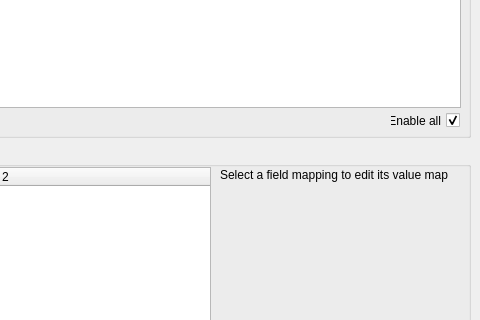
First picture: the form in widgets/import_data/import_shp_dialog.ui, repository Geoportail-Luxembourg/qgis-pag-plugin, before the edit; both pictures show x 320 to 800 and y 213 to 533 of the 800 by 695 pixel window.
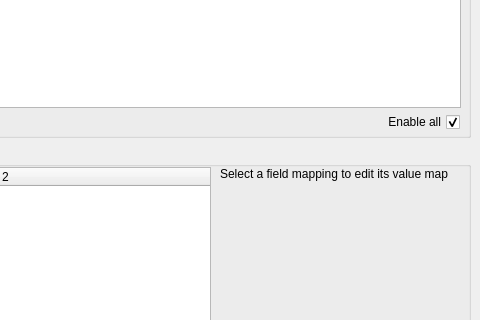
Second picture: the form after the edit.

Commit message: Mise à jour UI FR

```diff
--- a/widgets/import_data/import_shp_dialog.ui
+++ b/widgets/import_data/import_shp_dialog.ui
@@ -172,10 +172,10 @@
    <widget class="QCheckBox" name="chkEnableAllFieldsMapping">
     <property name="geometry">
      <rect>
-      <x>700</x>
+      <x>689</x>
       <y>255</y>
-      <width>70</width>
-      <height>17</height>
+      <width>81</width>
+      <height>20</height>
      </rect>
     </property>
     <property name="layoutDirection">
@@ -234,12 +234,18 @@
       <x>530</x>
       <y>20</y>
       <width>241</width>
-      <height>16</height>
+      <height>41</height>
      </rect>
     </property>
     <property name="text">
      <string>Select a field mapping to edit its value map</string>
     </property>
+    <property name="alignment">
+     <set>Qt::AlignLeading|Qt::AlignLeft|Qt::AlignTop</set>
+    </property>
+    <property name="wordWrap">
+     <bool>true</bool>
+    </property>
    </widget>
   </widget>
  </widget>
```
